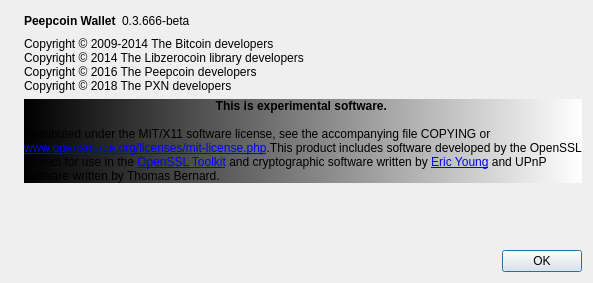
Above: src/qt/forms/aboutdialog.ui from PXN-Foundation/Peepcoin before the change. Below: the same form after it.
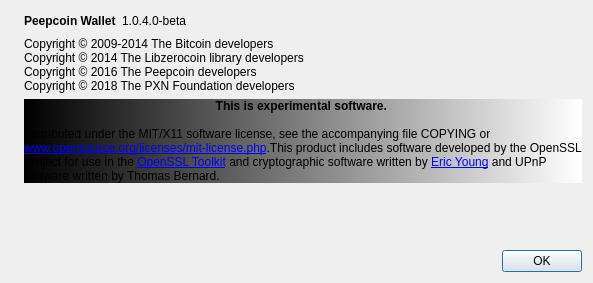
That is the form after the change. Icons and pictures are not drawn.

Commit message:
About Dialog Update
About Dialog Update

```diff
--- a/src/qt/forms/aboutdialog.ui
+++ b/src/qt/forms/aboutdialog.ui
@@ -53,7 +53,7 @@
           <cursorShape>IBeamCursor</cursorShape>
          </property>
          <property name="text">
-          <string notr="true">0.3.666-beta</string>
+          <string notr="true">1.0.4.0-beta</string>
          </property>
          <property name="textInteractionFlags">
           <set>Qt::LinksAccessibleByMouse|Qt::TextSelectableByKeyboard|Qt::TextSelectableByMouse</set>
@@ -84,7 +84,7 @@
         <string>Copyright © 2009-2014 The Bitcoin developers
 Copyright © 2014 The Libzerocoin library developers
 Copyright © 2016 The Peepcoin developers
-Copyright © 2018 The PXN developers</string>
+Copyright © 2018 The PXN Foundation developers</string>
        </property>
        <property name="textInteractionFlags">
         <set>Qt::LinksAccessibleByMouse|Qt::TextSelectableByKeyboard|Qt::TextSelectableByMouse</set>
```
The commit also changes 1 other file.
